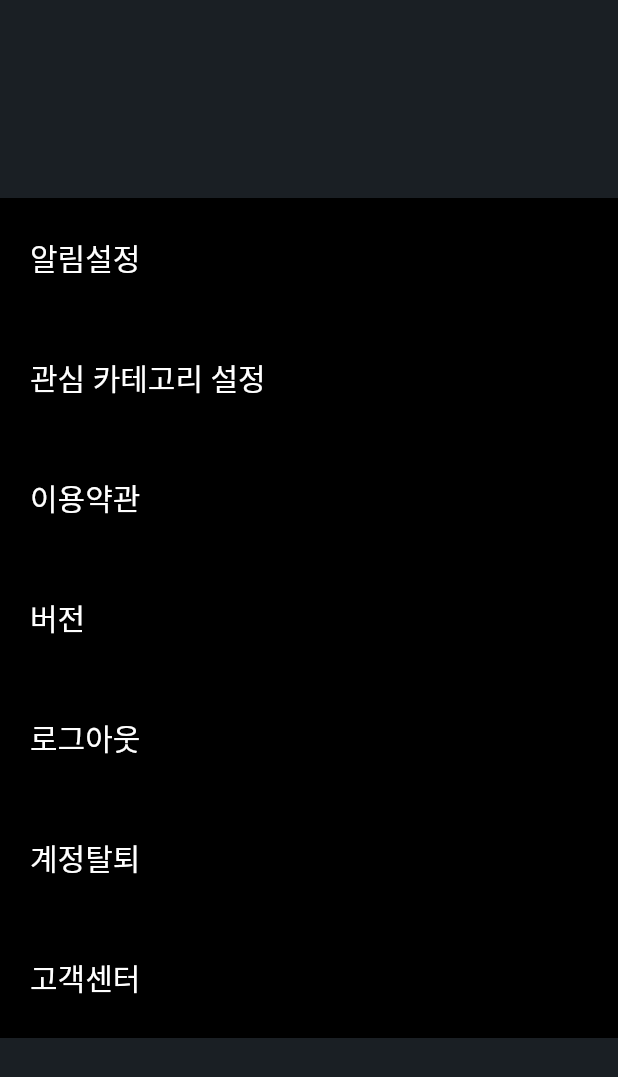
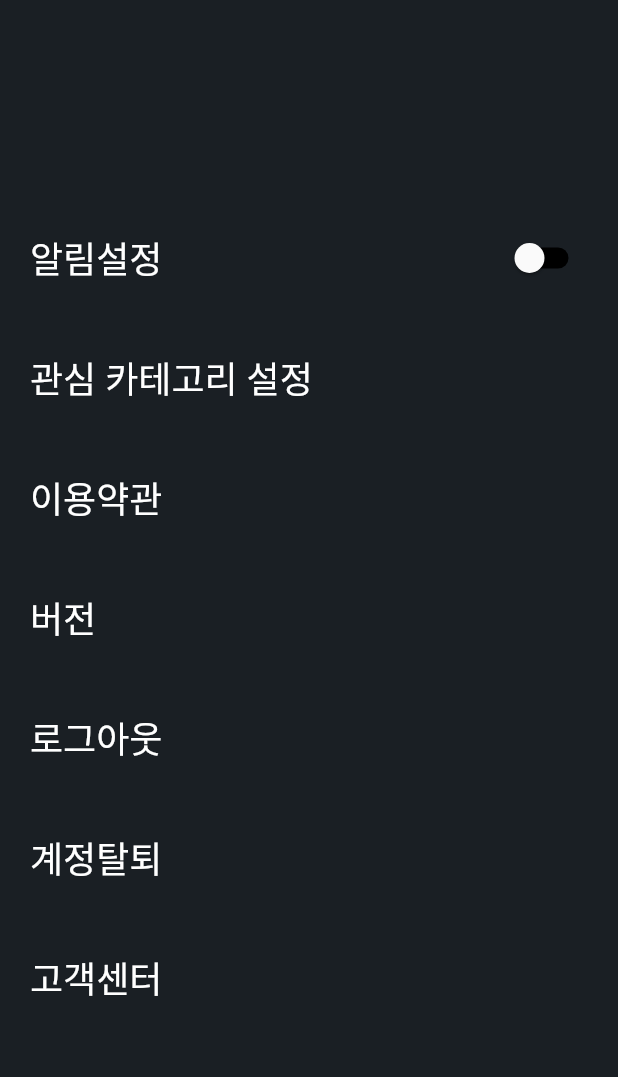
Before and after one commit to chlee1252/cosc, a Flutter app: the SettingScreen screen opened by its route, on a phone screen of 412 x 824 dp. Shown: the top 1077 px of the screen. Run offline on Flutter 3.47's test engine with Material 2 defaults, Android fonts, the phone set to English and light mode, and no system bars; our stand-ins replace get, google_fonts.

Commit message:
refactor | 컴포넌트화 된 위젯들 import

```diff
--- a/lib/screen/settings/setting_screen.dart
+++ b/lib/screen/settings/setting_screen.dart
@@ -1,5 +1,6 @@
-import 'dart:ffi';
-
+import 'package:cosc/screen/settings/components/alert_switch.dart';
+import 'package:cosc/screen/settings/components/setting_box.dart';
+import 'package:cosc/screen/settings/components/setting_text.dart';
 import 'package:flutter/material.dart';
 
 class SettingScreen extends StatelessWidget {
@@ -11,7 +12,7 @@ class SettingScreen extends StatelessWidget {
       body: Column(
         mainAxisAlignment: MainAxisAlignment.center,
           children: const [
-            SettingBox(child: SettingText('알림설정')),
+            SettingBox(child: AlertSwitch()),
             SettingBox(child: SettingText('관심 카테고리 설정')),
             SettingBox(child: SettingText('이용약관')),
             SettingBox(child: SettingText('버전')),
@@ -23,42 +24,3 @@ class SettingScreen extends StatelessWidget {
     );
   }
 }
-
-class SettingBox extends StatelessWidget {
-  final Widget? child;
-  static const double containerPaddingLeftRight = 20;
-  static const double containerPaddingTopBottom = 0;
-
-  const SettingBox({Key? key, @required this.child}) : super(key: key);
-
-  @override
-  Widget build(BuildContext context) {
-    return Container(
-      padding: const EdgeInsets.fromLTRB(containerPaddingLeftRight, containerPaddingTopBottom, containerPaddingLeftRight, containerPaddingTopBottom),
-      width: double.infinity,
-      height: 80,
-      color: Colors.black,
-      child: Column(
-          mainAxisAlignment: MainAxisAlignment.center,
-          crossAxisAlignment: CrossAxisAlignment.start,
-          children: [child!],
-      ),
-      // alignment: Alignment.center,
-    );
-  }
-}
-
-class SettingText extends StatelessWidget {
-  final String? data;
-
-  const SettingText(this.data, {Key? key}) : super(key: key);
-
-  @override
-  Widget build(BuildContext context) {
-    return Text(
-      data!,
-      style: const TextStyle(fontSize: 20, color: Colors.white),
-      // textAlign: TextAlign.justify,
-    );
-  }
-}
```
